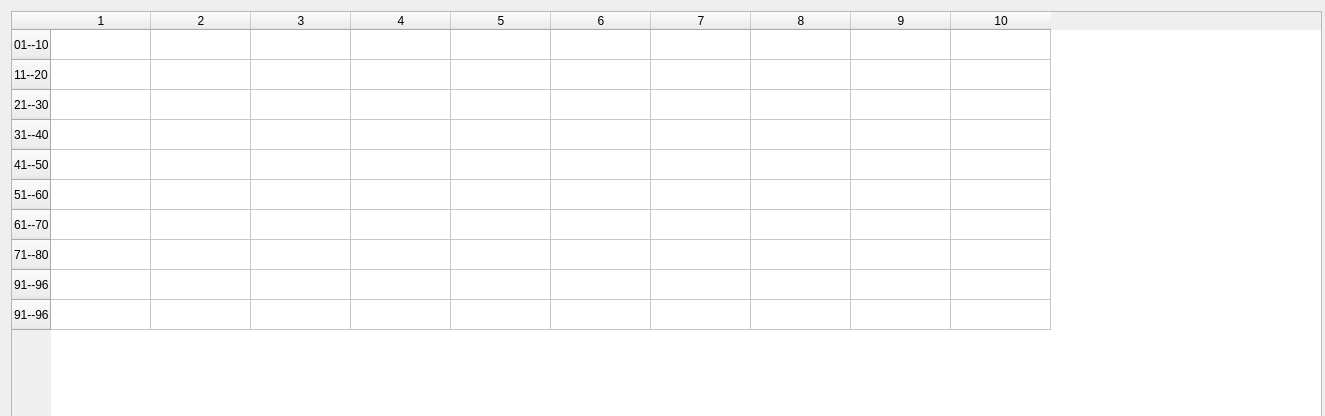
Qt form Logiciel Qt/Banc_de_test_ARAL/tableauBilan.ui (anasdtp/Aral) before a commit.
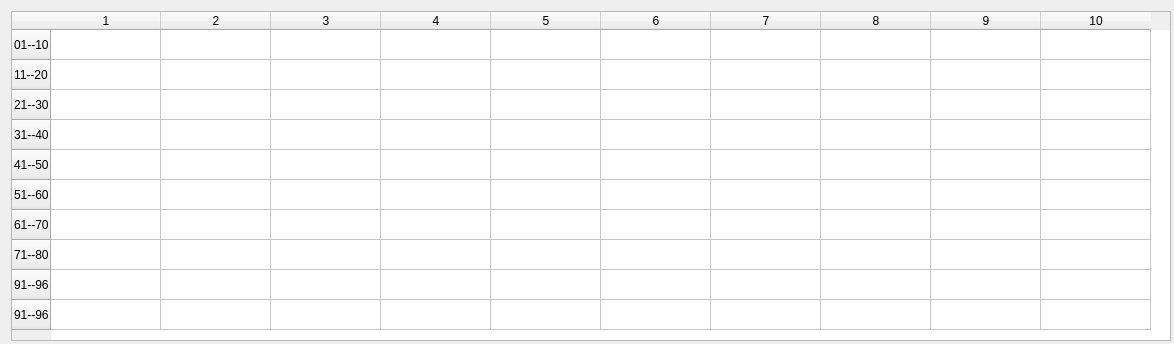
The same form after that commit.

```diff
--- a/Logiciel Qt/Banc_de_test_ARAL/tableauBilan.ui
+++ b/Logiciel Qt/Banc_de_test_ARAL/tableauBilan.ui
@@ -6,8 +6,8 @@
    <rect>
     <x>0</x>
     <y>0</y>
-    <width>1325</width>
-    <height>416</height>
+    <width>1174</width>
+    <height>344</height>
    </rect>
   </property>
   <property name="windowTitle">
@@ -18,10 +18,13 @@
     <rect>
      <x>11</x>
      <y>11</y>
-     <width>1311</width>
-     <height>411</height>
+     <width>1160</width>
+     <height>330</height>
     </rect>
    </property>
+   <attribute name="horizontalHeaderDefaultSectionSize">
+    <number>110</number>
+   </attribute>
    <row>
     <property name="text">
      <string>01--10</string>
```
